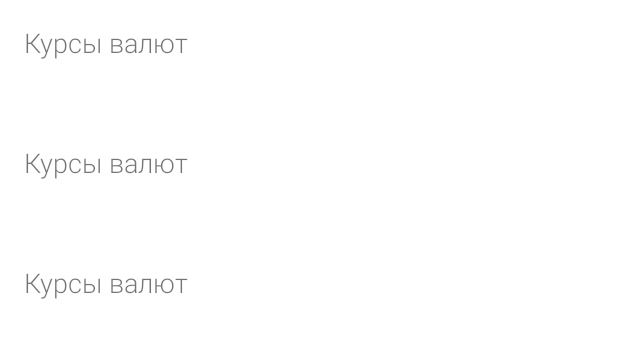
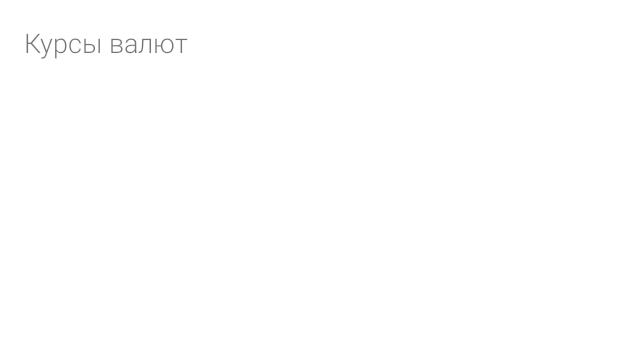
Before and after one commit to baldezhnik/TMSGraduationProject, an Android app built with Jetpack Compose: the layout fragment_exchange.xml on its own in the app's theme, with its tools: preview values and no code run, on a phone screen of 412 x 824 dp. Shown: the top 338 px of the screen. Run offline under Robolectric (Android 15) with nearby library versions, the phone set to English and light mode, and no system bars; network calls fail.

```diff
--- a/app/src/main/java/com/dsd/tmsgraduationproject/retrofit/NetworkInterface.kt
+++ b/app/src/main/java/com/dsd/tmsgraduationproject/retrofit/NetworkInterface.kt
@@ -7,11 +7,11 @@ import retrofit2.create
 import retrofit2.http.GET
 
 interface NetworkInterface {
-    @GET("movielist.json")
-    suspend fun getAllMovies() : Response<List<Movie>>
+    @GET("rates?periodicity=0")
+    suspend fun getAllMovies() : Response<Rate>
     companion object {
         var retrofitService: NetworkInterface? = null
-        private val BASE_URL = "https://howtodoandroid.com/"
+        private val BASE_URL = "https://www.nbrb.by/api/exrates/"
         fun getInstance() : NetworkInterface{
             if (retrofitService==null) {
                 val retrofit = Retrofit.Builder()
--- a/app/src/main/java/com/dsd/tmsgraduationproject/retrofit/DataItem.kt
+++ b/app/src/main/java/com/dsd/tmsgraduationproject/retrofit/Rate.kt
@@ -1,3 +1,5 @@
 package com.dsd.tmsgraduationproject.retrofit
 
-class DataItem : ArrayList<Movie>()
+class Rate : ArrayList<RateItem>(){
+
+}
--- a/app/src/main/res/layout/fragment_exchange.xml
+++ b/app/src/main/res/layout/fragment_exchange.xml
@@ -5,24 +5,7 @@
     android:layout_height="match_parent">
 
     <TextView
-        android:layout_width="match_parent"
-        android:layout_height="wrap_content"
-        android:minHeight="@dimen/min_height"
-        android:fontFamily="sans-serif-light"
-        android:layout_margin="@dimen/big_padding"
-        android:textSize="18sp"
-        android:text="Курсы валют" />
-
-    <TextView
-        android:layout_width="match_parent"
-        android:layout_height="wrap_content"
-        android:minHeight="@dimen/min_height"
-        android:fontFamily="sans-serif-light"
-        android:layout_margin="@dimen/big_padding"
-        android:textSize="18sp"
-        android:text="Курсы валют" />
-
-    <TextView
+        android:id="@+id/tv_cours"
         android:layout_width="match_parent"
         android:layout_height="wrap_content"
         android:minHeight="@dimen/min_height"
```
Also changed, not shown: app/src/main/java/com/dsd/tmsgraduationproject/fragments/ExchangeFragment.kt (+3 -4 lines), app/src/main/java/com/dsd/tmsgraduationproject/fragments/ExchangeViewModel.kt (+4 -4 lines), app/src/main/java/com/dsd/tmsgraduationproject/retrofit/Data.kt (deleted, +0 -8 lines), app/src/main/java/com/dsd/tmsgraduationproject/retrofit/RateItem.kt (added, +14 -0 lines).
